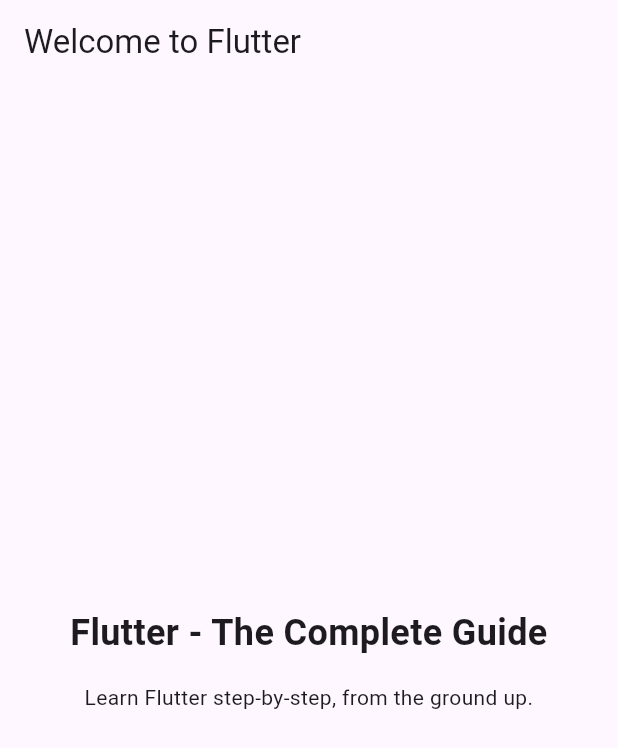
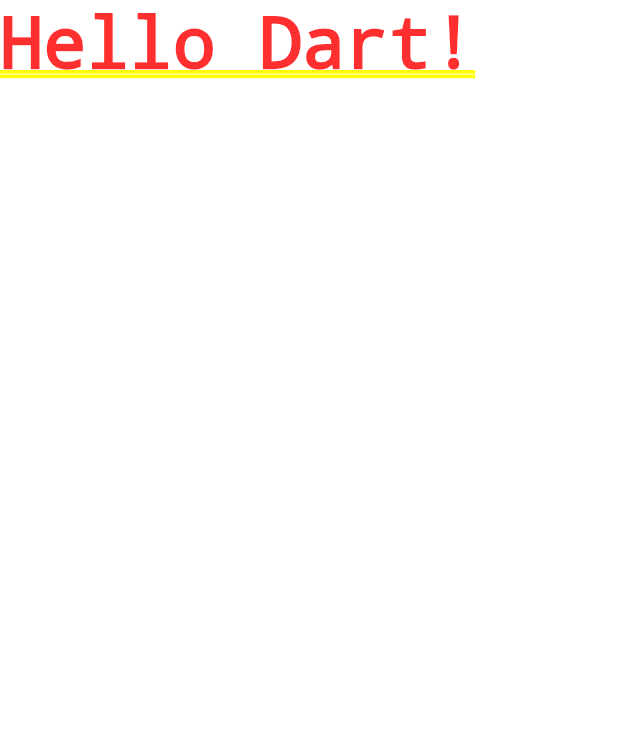
Before and after one commit to lonewanderer27/flutter-dart-projects, a Flutter app: the screen it shows after launch, on a phone screen of 412 x 824 dp. Shown: the top 748 px of the screen. Run offline on Flutter 3.47's test engine with Material 3 defaults, Android fonts, the light colour scheme and no system bars.

Commit message:
chore(main): reset to basic hello world

```diff
--- a/second_flutter_app/lib/main.dart
+++ b/second_flutter_app/lib/main.dart
@@ -1,54 +1,64 @@
 import 'package:flutter/material.dart';
 
 void main() {
-  runApp(const MyApp());
+  // using const allows the widgets by the app
+  // to be cached, improving performance.
+  runApp(const MaterialApp(
+    home: Text('Hello Dart!'),
+  ));
 }
 
-// With Flutter, you create user interfaces by combining "widgets"
-// You'll learn all about them (and much more) throughout this course!
-class MyApp extends StatelessWidget {
-  const MyApp({super.key});
+// import 'package:flutter/material.dart';
 
-  // Every custom widget must have a build() method
-  // It tells Flutter, which widgets make up your custom widget
-  // Again: You'll learn all about that throughout the course!
-  @override
-  Widget build(BuildContext context) {
-    // Below, a bunch of built-in widgets are used (provided by Flutter)
-    // They will be explained in the next sections
-    // In this course, you will, of course, not just use them a lot but
-    // also learn about many other widgets!
-    return MaterialApp(
-      title: 'Flutter First App',
-      theme: ThemeData(useMaterial3: true),
-      home: Scaffold(
-        appBar: AppBar(
-          title: const Text('Welcome to Flutter'),
-        ),
-        body: Container(
-          width: double.infinity,
-          padding: const EdgeInsets.all(12),
-          child: Column(
-            mainAxisAlignment: MainAxisAlignment.center,
-            crossAxisAlignment: CrossAxisAlignment.center,
-            children: const [
-              Text(
-                'Flutter - The Complete Guide',
-                textAlign: TextAlign.center,
-                style: TextStyle(
-                  fontSize: 24,
-                  fontWeight: FontWeight.bold,
-                ),
-              ),
-              SizedBox(height: 16),
-              Text(
-                'Learn Flutter step-by-step, from the ground up.',
-                textAlign: TextAlign.center,
-              ),
-            ],
-          ),
-        ),
-      ),
-    );
-  }
-}
+// void main() {
+//   runApp(const MyApp());
+// }
+
+// // With Flutter, you create user interfaces by combining "widgets"
+// // You'll learn all about them (and much more) throughout this course!
+// class MyApp extends StatelessWidget {
+//   const MyApp({super.key});
+
+//   // Every custom widget must have a build() method
+//   // It tells Flutter, which widgets make up your custom widget
+//   // Again: You'll learn all about that throughout the course!
+//   @override
+//   Widget build(BuildContext context) {
+//     // Below, a bunch of built-in widgets are used (provided by Flutter)
+//     // They will be explained in the next sections
+//     // In this course, you will, of course, not just use them a lot but
+//     // also learn about many other widgets!
+//     return MaterialApp(
+//       title: 'Flutter First App',
+//       theme: ThemeData(useMaterial3: true),
+//       home: Scaffold(
+//         appBar: AppBar(
+//           title: const Text('Welcome to Flutter'),
+//         ),
+//         body: Container(
+//           width: double.infinity,
+//           padding: const EdgeInsets.all(12),
+//           child: Column(
+//             mainAxisAlignment: MainAxisAlignment.center,
+//             crossAxisAlignment: CrossAxisAlignment.center,
+//             children: const [
+//               Text(
+//                 'Flutter - The Complete Guide',
+//                 textAlign: TextAlign.center,
+//                 style: TextStyle(
+//                   fontSize: 24,
+//                   fontWeight: FontWeight.bold,
+//                 ),
+//               ),
+//               SizedBox(height: 16),
+//               Text(
+//                 'Learn Flutter step-by-step, from the ground up.',
+//                 textAlign: TextAlign.center,
+//               ),
+//             ],
+//           ),
+//         ),
+//       ),
+//     );
+//   }
+// }
```
